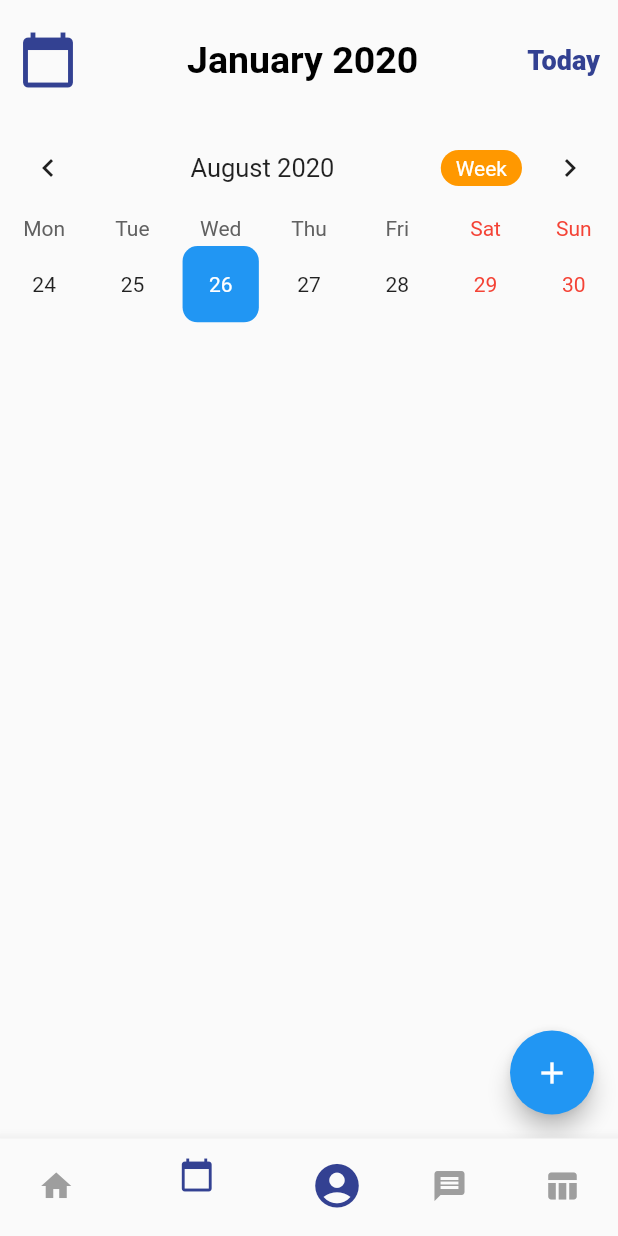
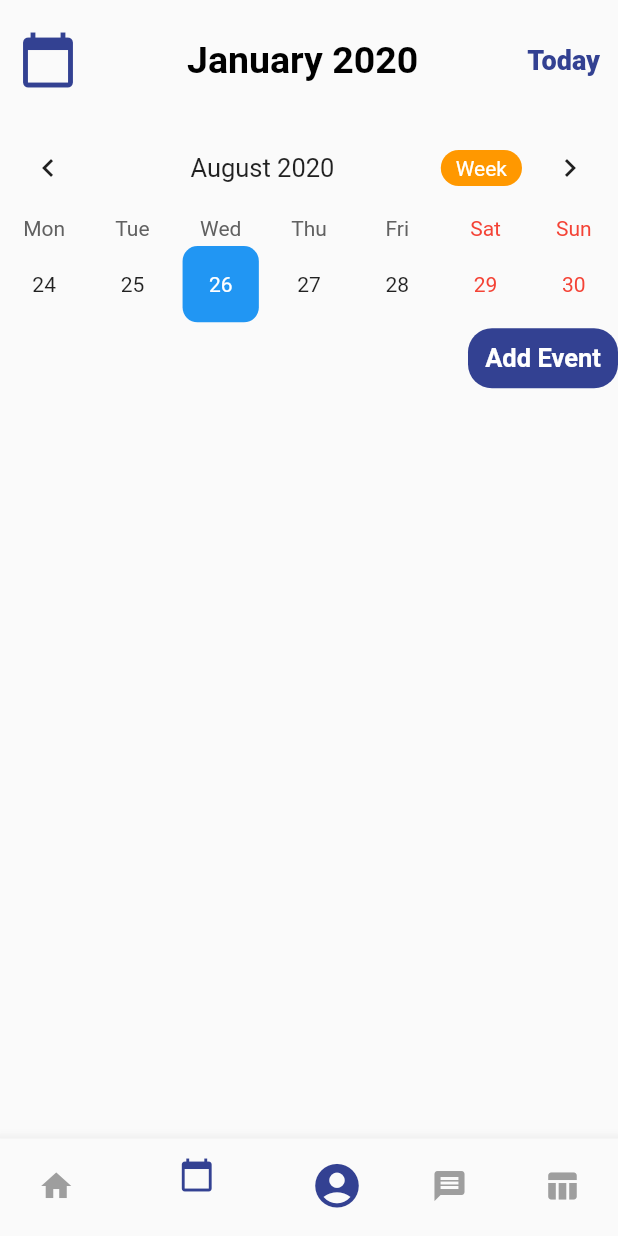
Before and after one commit to amanc1248/conceptualPlantApp, a Flutter app: the screen it shows after launch, item 2 of the bottom bar chosen, on a phone screen of 412 x 824 dp. Run offline on Flutter 3.47's test engine with Material 2 defaults, Android fonts, the phone set to English and light mode, and no system bars; drawn by our look-alikes of table_calendar.

Commit message:
third commit

```diff
--- a/lib/Screens/eventPage3/local_widgets/calendar_and_events.dart
+++ b/lib/Screens/eventPage3/local_widgets/calendar_and_events.dart
@@ -1,6 +1,4 @@
-import 'dart:convert';
 import 'package:flutter/material.dart';
-import 'package:shared_preferences/shared_preferences.dart';
 import 'package:table_calendar/table_calendar.dart';
 
 class HomePage extends StatefulWidget {
@@ -17,7 +15,7 @@ class _HomePageState extends State<HomePage> {
   //!this list is created for showing the events
   List<dynamic> _selectedEvents;
   TextEditingController _eventController;
-  // SharedPreferences prefs;
+  TextEditingController _subjectNameController;
 
   @override
   void initState() {
@@ -26,35 +24,11 @@ class _HomePageState extends State<HomePage> {
 
     //this is for getting the text Value
     _eventController = TextEditingController();
+    _subjectNameController = TextEditingController();
     //TODO 2) Initializing the events in an empty map.
     _events = {};
     _selectedEvents = [];
-    // initPrefs();
   }
-
-  // initPrefs() async {
-  //   prefs = await SharedPreferences.getInstance();
-  //   setState(() {
-  //     _events = Map<DateTime, List<dynamic>>.from(
-  //         decodeMap(json.decode(prefs.getString("events") ?? "{}")));
-  //   });
-  // }
-
-  // Map<String, dynamic> encodeMap(Map<DateTime, dynamic> map) {
-  //   Map<String, dynamic> newMap = {};
-  //   map.forEach((key, value) {
-  //     newMap[key.toString()] = map[key];
-  //   });
-  //   return newMap;
-  // }
-
-  // Map<DateTime, dynamic> decodeMap(Map<String, dynamic> map) {
-  //   Map<DateTime, dynamic> newMap = {};
-  //   map.forEach((key, value) {
-  //     newMap[DateTime.parse(key)] = map[key];
-  //   });
-  //   return newMap;
-  // }
 
   @override
   Widget build(BuildContext context) {
@@ -114,15 +88,37 @@ class _HomePageState extends State<HomePage> {
               ),
               calendarController: _controller,
             ),
-            ..._selectedEvents.map((event) => ListTile(
-                  title: Text(event),
-                )),
+            GestureDetector(
+              onTap: () {
+                _showAddDialog();
+              },
+              child: Align(
+                alignment: Alignment.topRight,
+                child: Container(
+                  height: 40,
+                  width: 100,
+                  decoration: BoxDecoration(
+                      color: Color(0xFF334192),
+                      borderRadius: BorderRadius.all(Radius.circular(16))),
+                  child: Center(
+                      child: Text("Add Event",
+                          style: TextStyle(
+                              color: Colors.white,
+                              fontSize: 17,
+                              fontWeight: FontWeight.w600))),
+                ),
+              ),
+            ),
+            ..._selectedEvents.map((event) {
+              return Container(
+                color: Colors.lightBlueAccent,
+                height: 50,
+                width: double.infinity,
+                child: Text(event),
+              );
+            }),
           ],
         ),
-      ),
-      floatingActionButton: FloatingActionButton(
-        child: Icon(Icons.add),
-        onPressed: _showAddDialog,
       ),
     );
   }
@@ -131,23 +127,35 @@ class _HomePageState extends State<HomePage> {
     await showDialog(
         context: context,
         builder: (context) => AlertDialog(
-              content: TextField(
-                controller: _eventController,
+              content: Column(
+                children: [
+                  TextField(
+                    controller: _eventController,
+                  ),
+                  TextField(
+                    controller: _subjectNameController,
+                  ),
+                ],
               ),
               actions: <Widget>[
                 FlatButton(
                   child: Text("Save"),
                   onPressed: () {
                     //! if textfield is empty, DO NOTHING
-                    if (_eventController.text.isEmpty) return;
+                    if (_eventController.text.isEmpty ||
+                        _subjectNameController.text.isEmpty) return;
                     //! if there is already an events in the selected day. Then add the text from the textfield
                     if (_events[_controller.selectedDay] != null) {
                       _events[_controller.selectedDay]
                           .add(_eventController.text);
+                      _events[_controller.selectedDay]
+                          .add(_subjectNameController.text);
                     }
                     //! if there is no events in the selected day, simply give the text to the events.
                     else {
-                      _events[_controller.selectedDay] = [_eventController.text];
+                      _events[_controller.selectedDay] = [
+                        _eventController.text
+                      ];
                     }
                     // prefs.setString("events", json.encode(encodeMap(_events)));
                     _eventController.clear();
@@ -161,3 +169,60 @@ class _HomePageState extends State<HomePage> {
     });
   }
 }
+
+// void main() => runApp(MyApp());
+
+// class MyApp extends StatelessWidget {
+//   static const String _title = 'Flutter Code Sample';
+
+//   @override
+//   Widget build(BuildContext context) {
+//     return MaterialApp(
+//       title: _title,
+//       home: Scaffold(
+//         appBar: AppBar(title: const Text(_title)),
+//         body: Center(
+//           child: MyStatefulWidget(),
+//         ),
+//       ),
+//     );
+//   }
+// }
+
+// class MyStatefulWidget extends StatefulWidget {
+//   MyStatefulWidget({Key key}) : super(key: key);
+
+//   @override
+//   _MyStatefulWidgetState createState() => _MyStatefulWidgetState();
+// }
+
+// class _MyStatefulWidgetState extends State<MyStatefulWidget> {
+//   String dropdownValue = 'One';
+
+//   @override
+//   Widget build(BuildContext context) {
+//     return DropdownButton<String>(
+//       value: dropdownValue,
+//       icon: Icon(Icons.arrow_downward),
+//       iconSize: 24,
+//       elevation: 16,
+//       style: TextStyle(color: Colors.deepPurple),
+//       underline: Container(
+//         height: 2,
+//         color: Colors.deepPurpleAccent,
+//       ),
+//       onChanged: (String newValue) {
+//         setState(() {
+//           dropdownValue = newValue;
+//         });
+//       },
+//       items: <String>['One', 'Two', 'Free', 'Four']
+//           .map<DropdownMenuItem<String>>((String value) {
+//         return DropdownMenuItem<String>(
+//           value: value,
+//           child: Text(value),
+//         );
+//       }).toList(),
+//     );
+//   }
+// }
```
